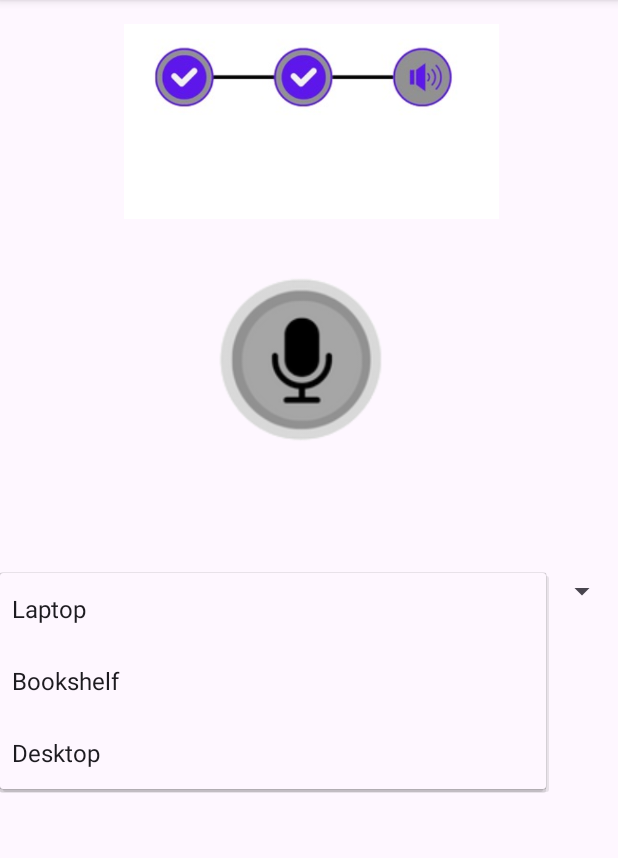
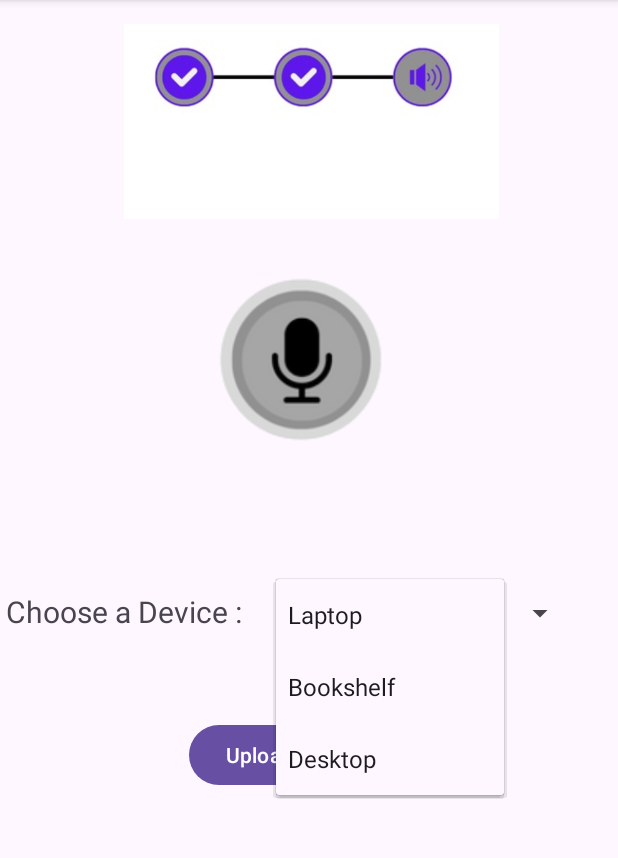
Before and after one commit to HashSuranjana/Sound-Sculpt-Mobile-2, an Android app built with Jetpack Compose: the SaveFile screen opened directly, with no data from a screen before it, after a tap on "Laptop", on a phone screen of 412 x 824 dp, the part 96-954 px from its top. Run offline under Robolectric (Android 15) with nearby library versions, the phone set to English and light mode, and no system bars; our stand-ins replace Firebase (no records; nobody signed in at launch, a user with empty details on screens opened directly); 4 statements that could not run were skipped.

Commit message:
small updates

```diff
--- a/app/src/main/res/layout/activity_save_file.xml
+++ b/app/src/main/res/layout/activity_save_file.xml
@@ -37,13 +37,27 @@
         tools:ignore="ContentDescription,MissingConstraints"
         tools:layout_editor_absoluteX="0dp" />
 
+    <TextView
+        android:id="@+id/timerTextView"
+        android:layout_width="265dp"
+        android:layout_height="42dp"
+        android:layout_marginStart="4dp"
+        android:layout_marginTop="232dp"
+        android:width="300dp"
+        android:text="Choose a Device :"
+        android:textAlignment="textStart"
+        android:textSize="20sp"
+        app:flow_verticalAlign="center"
+        app:layout_constraintStart_toStartOf="parent"
+        app:layout_constraintTop_toBottomOf="@id/topLayout" />
+
     <Spinner
         android:id="@+id/audioDeviceSpinner"
-        android:layout_width="0dp"
-        android:layout_height="wrap_content"
-        android:layout_marginTop="220dp"
+        android:layout_width="200dp"
+        android:layout_height="45dp"
+        android:layout_marginTop="224dp"
         app:layout_constraintEnd_toEndOf="parent"
-        app:layout_constraintHorizontal_bias="1.0"
+        app:layout_constraintHorizontal_bias="0.867"
         app:layout_constraintStart_toStartOf="parent"
         app:layout_constraintTop_toBottomOf="@+id/topLayout" />
 
```
